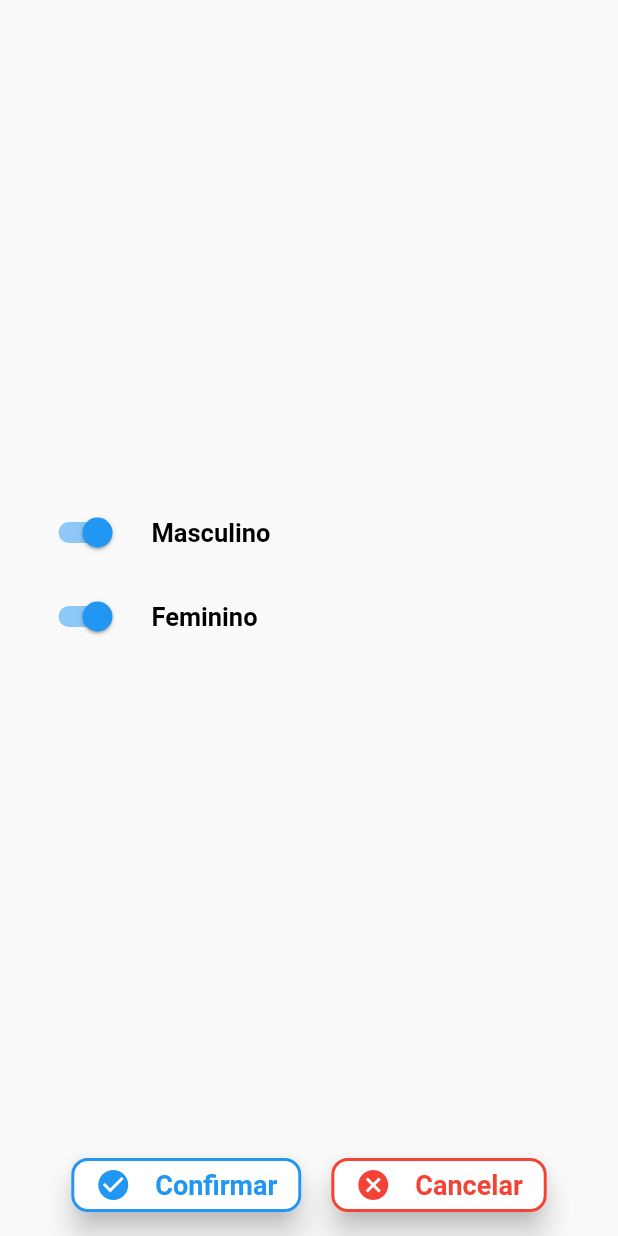
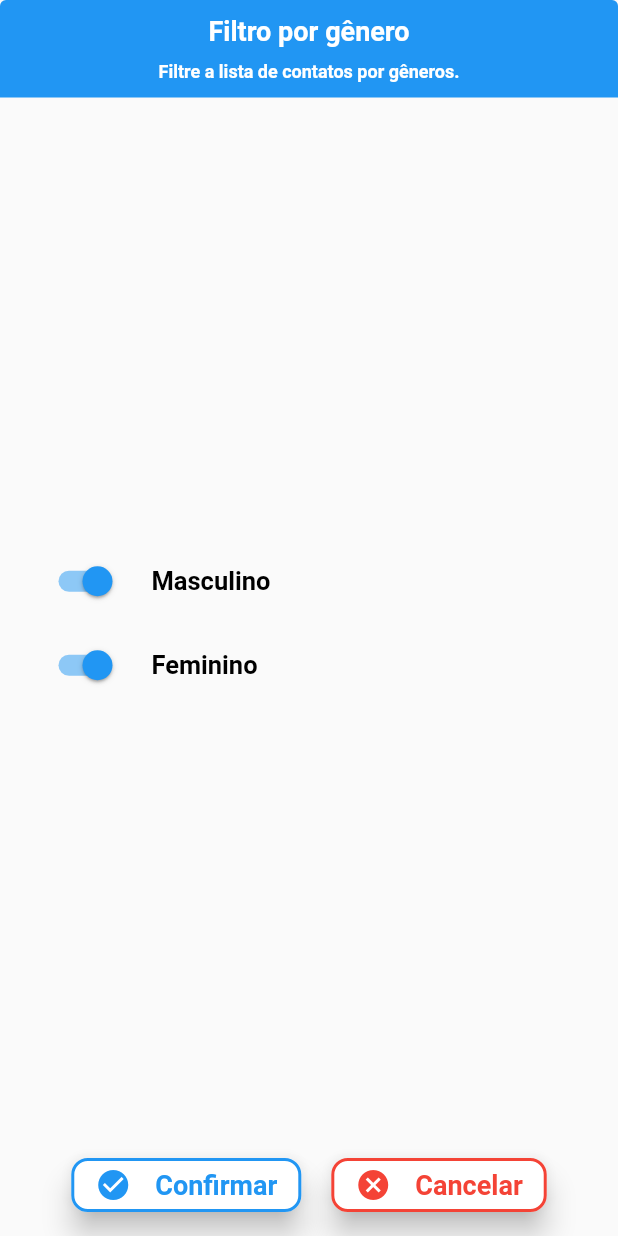
Before and after one commit to vitoriassia/lista_de_contatos_flutter, a Flutter app: the FilterForGenderDialog widget shown alone on an empty page, opened directly with empty values, on a phone screen of 412 x 824 dp. Run offline on Flutter 3.47's test engine with Material 2 defaults, Android fonts, the phone set to English and light mode, and no system bars; our stand-ins replace dio, flash, get_it, rxdart; network calls fail.

Commit message:
head filtros

```diff
--- a/lib/pages/home/widgets/filter_for_gender/filter_for_gender_dialog.dart
+++ b/lib/pages/home/widgets/filter_for_gender/filter_for_gender_dialog.dart
@@ -1,5 +1,6 @@
 import 'package:flutter/material.dart';
 import 'package:interview_gigaservice_flutter/pages/home/home_view_model.dart';
+import 'package:interview_gigaservice_flutter/pages/home/widgets/filter_for_gender/head_filter.dart';
 import 'package:interview_gigaservice_flutter/pages/home/widgets/filter_for_gender/switch_list_tile_gender_filter.dart';
 import 'package:interview_gigaservice_flutter/shared/sharedWidgets/sweet_button.dart';
 import 'package:interview_gigaservice_flutter/shared/utils/flash.dart';
@@ -16,6 +17,7 @@ class FilterForGenderDialog extends StatelessWidget {
       child: Column(
         mainAxisSize: MainAxisSize.max,
         children: [
+          HeadFilter(),
           Expanded(child: SwitchListTileParticipants(homeViewModel)),
           Row(
             mainAxisAlignment: MainAxisAlignment.center,
@@ -30,7 +32,7 @@ class FilterForGenderDialog extends StatelessWidget {
                       showError(
                           context: context,
                           text:
-                              "Por favor, selecione pelo menos um dos generos.");
+                              "Por favor, selecione pelo menos um dos gêneros.");
                     }
                   },
                   text: 'Confirmar',
--- /dev/null
+++ b/lib/pages/home/widgets/filter_for_gender/head_filter.dart
@@ -0,0 +1,51 @@
+import 'package:flutter/material.dart';
+
+class HeadFilter extends StatelessWidget {
+  final String? title;
+  final String? subTitle;
+  HeadFilter({this.title, this.subTitle});
+  @override
+  Widget build(BuildContext context) {
+    return Material(
+      borderRadius: BorderRadius.circular(8),
+      child: Container(
+        width: double.infinity,
+        child: Padding(
+          padding: const EdgeInsets.all(10.0),
+          child: Center(
+            child: Column(
+              children: [
+                Text(
+                  "Filtro por gênero",
+                  textAlign: TextAlign.center,
+                  style: TextStyle(
+                      fontSize: 18,
+                      color: Colors.white,
+                      fontWeight: FontWeight.bold),
+                ),
+                SizedBox(
+                  height: 10,
+                ),
+                Text(
+                  "Filtre a lista de contatos por gêneros.",
+                  textAlign: TextAlign.center,
+                  style: TextStyle(
+                      fontSize: 12,
+                      color: Colors.white,
+                      fontWeight: FontWeight.bold),
+                ),
+              ],
+            ),
+          ),
+        ),
+        decoration: BoxDecoration(
+          color: Theme.of(context).primaryColor,
+          borderRadius: BorderRadius.only(
+            topRight: Radius.circular(4),
+            topLeft: Radius.circular(4),
+          ),
+        ),
+      ),
+    );
+  }
+}
```
